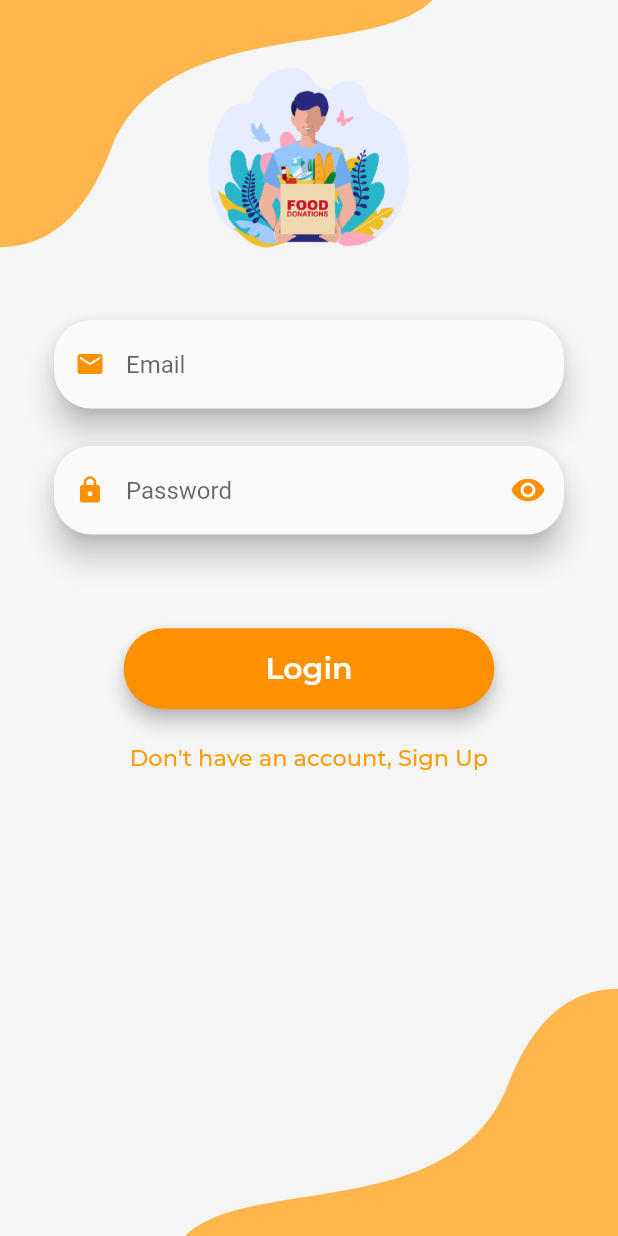
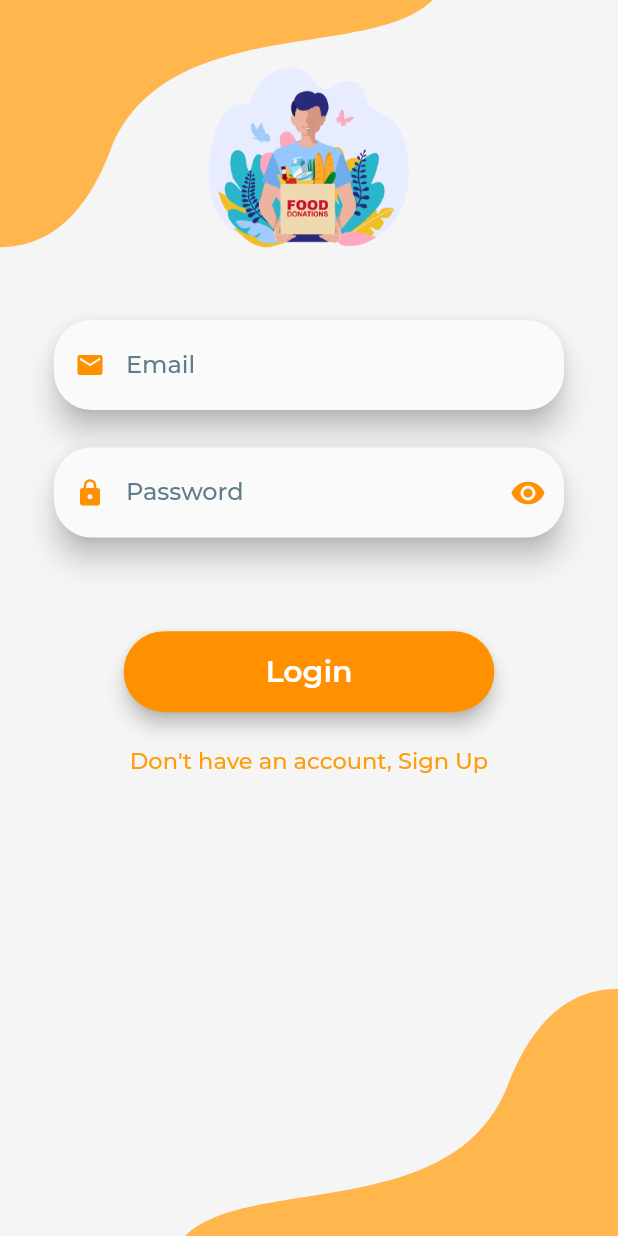
Before and after one commit to atharvasaraf123/Food4All, a Flutter app: the Login screen opened directly, on a phone screen of 412 x 824 dp. Run offline on Flutter 3.47's test engine with Material 2 defaults, Android fonts, the phone set to English and light mode, and no system bars; our stand-ins replace bubble_bottom_bar, cached_network_image, cloud_firestore, dotted_border, firebase_auth, firebase_core and 17 more; missing offline and left inert: android_intent, geocoder; accounts and stored records are empty.

Commit message:
final changes

```diff
--- a/flutter_app/lib/BottomNavigation/Add_Hunger_Spot.dart
+++ b/flutter_app/lib/BottomNavigation/Add_Hunger_Spot.dart
@@ -516,7 +516,7 @@ class _Add_Hunger_SpotState extends State<Add_Hunger_Spot> {
   }
 
   Future getImage() async {
-    final imageTemp = await imagePicker.getImage(source: ImageSource.camera,imageQuality: 40);
+    final imageTemp = await imagePicker.getImage(source: ImageSource.gallery,imageQuality: 40);
     setState(() {
       image.add(File(imageTemp.path));
     });
--- a/flutter_app/lib/BottomNavigation/Donate_Food.dart
+++ b/flutter_app/lib/BottomNavigation/Donate_Food.dart
@@ -131,7 +131,7 @@ class _Donate_FoodState extends State<Donate_Food> {
   List url;
 
   Future getImage() async {
-    final imageTemp = await imagePicker.getImage(source: ImageSource.camera,imageQuality:40);
+    final imageTemp = await imagePicker.getImage(source: ImageSource.gallery,imageQuality:40);
     setState(() {
       image.add(File(imageTemp.path));
     });
--- a/flutter_app/lib/Dashboard.dart
+++ b/flutter_app/lib/Dashboard.dart
@@ -17,6 +17,7 @@ import 'BottomNavigation/Donate_Food.dart';
 import 'BottomNavigation/Home.dart';
 import 'login.dart';
 import 'package:geolocator/geolocator.dart';
+import 'konstants/loaders.dart';
 
 class Dashboard extends StatefulWidget {
   @override
@@ -190,7 +191,7 @@ class _MyHomePageState extends State {
 
     this.context=context;
 
-    return load?CircularProgressIndicator():Scaffold(
+    return load?Center(child: spinkit):Scaffold(
         backgroundColor: Colors.grey[100],
         appBar: AppBar(
           title: Text('Food Donation',style: TextStyle(fontFamily: 'Sol Thin',fontWeight: FontWeight.bold,fontSize: 22),),
--- a/flutter_app/lib/login.dart
+++ b/flutter_app/lib/login.dart
@@ -246,9 +246,17 @@ class _LoginState extends State<Login> {
                             prefixIcon: Icon(Icons.email,
                                 color: Colors.orangeAccent.shade400, size: 20),
                             hintText: "Email",
+                            hintStyle: TextStyle(
+                              fontFamily: 'MontserratMed',
+                              color: Colors.blueGrey
+                            ),
                             border: OutlineInputBorder(
                                 borderRadius: BorderRadius.circular(30.0),
                                 borderSide: BorderSide.none),
+                          ),
+                          style: TextStyle(
+                              fontFamily: 'MontserratMed',
+                              color: Colors.black
                           ),
                           onChanged: (val) {
                             // setState(() {
@@ -271,7 +279,15 @@ class _LoginState extends State<Login> {
                           controller: passwordController,
                           keyboardType: TextInputType.text,
                           cursorColor: Colors.orangeAccent.shade400,
+                          style: TextStyle(
+                              fontFamily: 'MontserratMed',
+                              color: Colors.black
+                          ),
                           decoration: InputDecoration(
+                              hintStyle: TextStyle(
+                                  fontFamily: 'MontserratMed',
+                                  color: Colors.blueGrey
+                              ),
                               prefixIcon: Icon(Icons.lock,
                                   color: Colors.orangeAccent.shade400, size: 20),
                               hintText: "Password",
```
Also changed, not shown: 1 other file.
